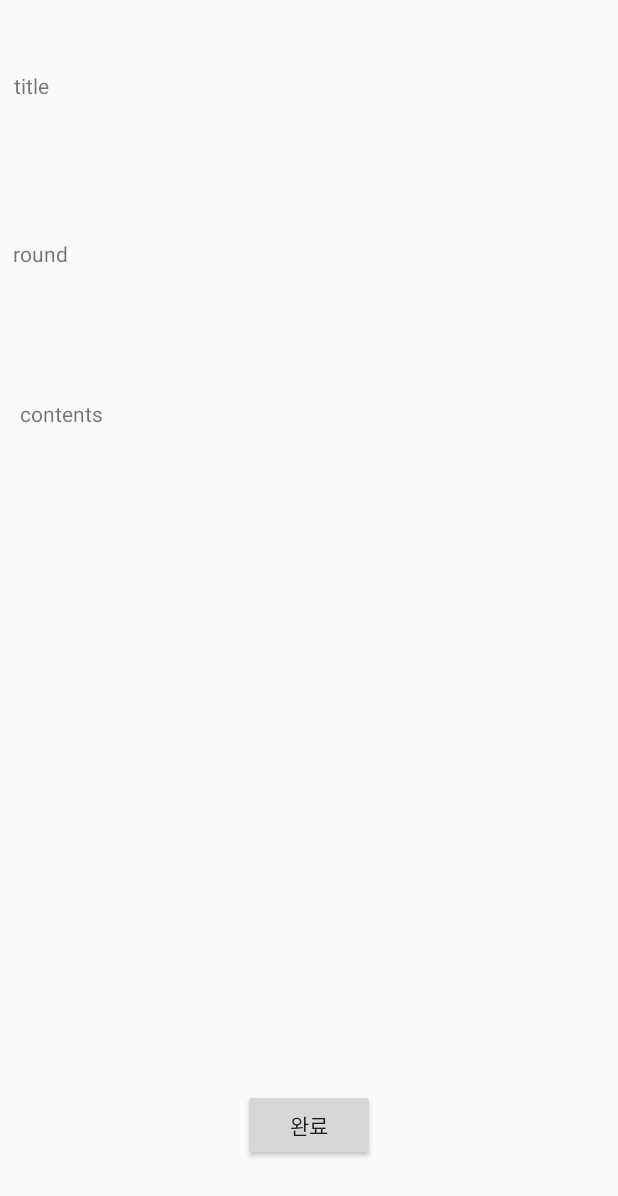
After one commit to jiminAn/2020SWEproject, an Android app: the layout activity_notification.xml on its own in the app's theme, with its tools: preview values and no code run, on a phone screen of 412 x 824 dp. The commit adds this screen. Shown: the top 1196 px of the screen. Run offline under Robolectric (Android 15) with nearby library versions, the phone set to English and light mode, and no system bars.

Commit message:
shb 5/27

```diff
--- /dev/null
+++ b/pro/app/src/main/res/layout/activity_notification.xml
@@ -0,0 +1,53 @@
+<?xml version="1.0" encoding="utf-8"?>
+<androidx.constraintlayout.widget.ConstraintLayout xmlns:android="http://schemas.android.com/apk/res/android"
+    xmlns:app="http://schemas.android.com/apk/res-auto"
+    xmlns:tools="http://schemas.android.com/tools"
+    android:layout_width="match_parent"
+    android:layout_height="match_parent"
+    tools:context=".Notification">
+
+    <TextView
+        android:id="@+id/textView_note_title"
+        android:layout_width="393dp"
+        android:layout_height="38dp"
+        android:text="title"
+        app:layout_constraintBottom_toBottomOf="parent"
+        app:layout_constraintEnd_toEndOf="parent"
+        app:layout_constraintStart_toStartOf="parent"
+        app:layout_constraintTop_toTopOf="parent"
+        app:layout_constraintVertical_bias="0.06" />
+
+    <TextView
+        android:id="@+id/textView_note_round"
+        android:layout_width="140dp"
+        android:layout_height="37dp"
+        android:text="round"
+        app:layout_constraintBottom_toTopOf="@+id/textView_note_contents"
+        app:layout_constraintEnd_toEndOf="parent"
+        app:layout_constraintHorizontal_bias="0.033"
+        app:layout_constraintStart_toStartOf="parent"
+        app:layout_constraintTop_toBottomOf="@+id/textView_note_title"
+        app:layout_constraintVertical_bias="0.517" />
+
+    <TextView
+        android:id="@+id/textView_note_contents"
+        android:layout_width="385dp"
+        android:layout_height="410dp"
+        android:layout_marginBottom="148dp"
+        android:text="contents"
+        app:layout_constraintBottom_toBottomOf="parent"
+        app:layout_constraintEnd_toEndOf="parent"
+        app:layout_constraintStart_toStartOf="parent"
+        app:layout_constraintTop_toBottomOf="@+id/textView_note_title"
+        app:layout_constraintVertical_bias="1.0" />
+
+    <Button
+        android:id="@+id/button_note_comp"
+        android:layout_width="wrap_content"
+        android:layout_height="wrap_content"
+        android:text="완료"
+        app:layout_constraintBottom_toBottomOf="parent"
+        app:layout_constraintEnd_toEndOf="parent"
+        app:layout_constraintStart_toStartOf="parent"
+        app:layout_constraintTop_toBottomOf="@+id/textView_note_contents" />
+</androidx.constraintlayout.widget.ConstraintLayout>
```
Also changed, not shown: pro/app/src/main/java/com/example/reading_group_management_app/FirstListInfor.java (added, +42 -0 lines), pro/app/src/main/java/com/example/reading_group_management_app/MenuActivity.java (+16 -0 lines), pro/app/src/main/java/com/example/reading_group_management_app/Notification.java (added, +41 -0 lines), pro/app/src/main/java/com/example/reading_group_management_app/NotificationList.java (added, +167 -0 lines), pro/app/src/main/java/com/example/reading_group_management_app/NotificationReg.java (added, +64 -0 lines), pro/app/src/main/res/layout/activity_first_list_infor.xml (added, +56 -0 lines), pro/app/src/main/res/layout/activity_menu.xml (+12 -0 lines), pro/app/src/main/res/layout/activity_notification_list.xml (added, +30 -0 lines), pro/app/src/main/res/layout/activity_notification_reg.xml (added, +67 -0 lines).
